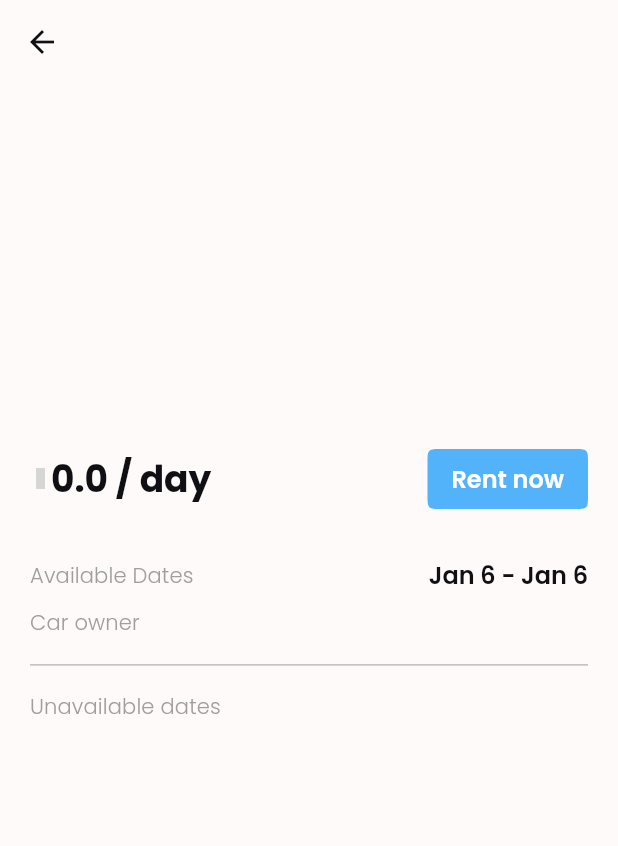
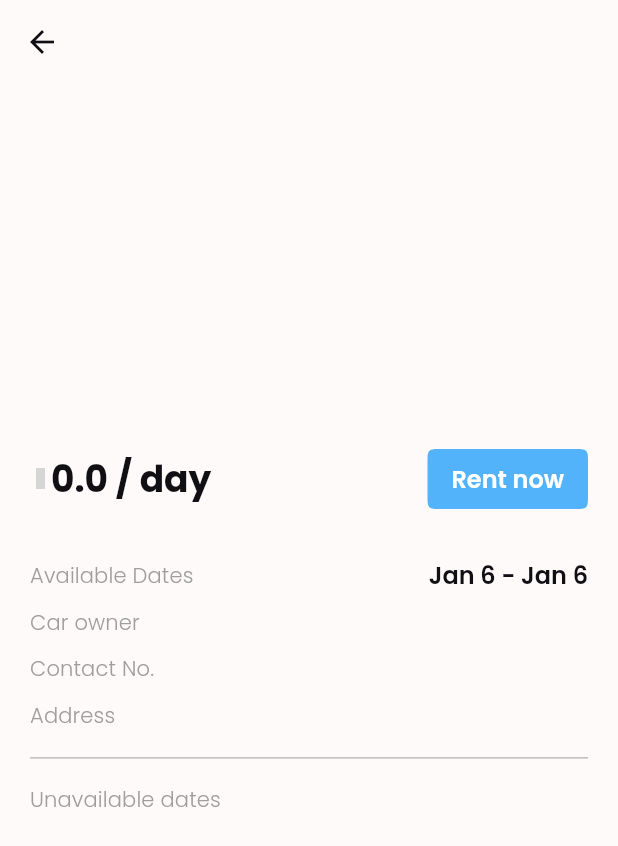
Before and after one commit to igotjulius/joiner_2, a Flutter app: the CarDetails screen opened directly with empty values, on a phone screen of 412 x 824 dp. Shown: the top 846 px of the screen. Run offline on Flutter 3.47's test engine with Material 3 defaults, Android fonts, the phone set to English and light mode, and no system bars; drawn by our look-alikes of carousel_slider; our stand-ins replace cached_network_image, dio, go_router, google_nav_bar, image_picker, material_design_icons_flutter and 3 more; missing offline and left inert: mapbox_gl; accounts and stored records are empty; generated files the repository leaves out were written again; project files that could hold a hidden picture were left out; grey boxes are pictures that could not be loaded.

Commit message:
Rentals and Car Widget Update

```diff
--- a/lib/controllers/cra_controller.dart
+++ b/lib/controllers/cra_controller.dart
@@ -167,6 +167,8 @@ class CraController extends Auth {
       licensePlate: car.licensePlate!,
       ownerId: car.ownerId!,
       ownerName: car.ownerName!,
+      location: car.location!,
+      contactNo: car.contactNo!,
       vehicleType: car.vehicleType,
       availability: car.availability,
       startDate: car.startDate.toString(),
--- a/lib/controllers/user_controller.dart
+++ b/lib/controllers/user_controller.dart
@@ -648,6 +648,8 @@ class UserController extends Auth {
         _currentUser.id,
         isCash ? 'cash' : 'online',
         licensePlate: carRental.licensePlate!,
+        location: carRental.location!,
+        contactNo: carRental.contactNo!,
         startRental: carRental.startRental!,
         endRental: carRental.endRental!,
         duration: carRental.duration!,
--- a/lib/models/car_model.dart
+++ b/lib/models/car_model.dart
@@ -7,6 +7,8 @@ class CarModel {
   final String? licensePlate;
   final String? ownerName;
   final String? ownerId;
+  final String? location;
+  final String? contactNo;
   final String vehicleType;
   final String availability;
   final DateTime startDate;
@@ -19,6 +21,8 @@ class CarModel {
     this.licensePlate,
     this.ownerId,
     this.ownerName,
+    this.location,
+    this.contactNo,
     required this.vehicleType,
     required this.availability,
     required this.startDate,
--- a/lib/models/car_rental_model.dart
+++ b/lib/models/car_rental_model.dart
@@ -5,12 +5,16 @@ part 'car_rental_model.g.dart';
 @JsonSerializable()
 class CarRentalModel {
 final String? licensePlate;
+final String? location;
+final String? contactNo;
 final String? startRental;
 final String? endRental;
 final int? duration;
 
   const CarRentalModel ({
     this.licensePlate,
+    this.location,
+    this.contactNo,
     this.startRental,
     this.endRental,
     this.duration,
--- a/lib/models/rental_model.dart
+++ b/lib/models/rental_model.dart
@@ -10,6 +10,8 @@ class RentalModel {
   final String? id;
   final String? licensePlate;
   final String? vehicleOwner;
+  final String? location;
+  final String? contactNo;
   final String? renterUserId;
   final String? renterName;
   final DateTime? startRental;
@@ -26,6 +28,8 @@ class RentalModel {
     this.id,
     this.licensePlate,
     this.vehicleOwner,
+    this.location,
+    this.contactNo,
     this.renterUserId,
     this.renterName,
     this.startRental,
--- a/lib/pages/cra/car/add_car/add_car_widget.dart
+++ b/lib/pages/cra/car/add_car/add_car_widget.dart
@@ -67,6 +67,8 @@ class _AddCarWidgetState extends State<AddCarWidget> {
                     ownerId: provider.profile.id!,
                     ownerName:
                         '${provider.profile.firstName} ${provider.profile.lastName}',
+                    location: provider.profile.address!,
+                    contactNo: provider.profile.contactNo!,
                     vehicleType: _vehicleTypeController.text,
                     availability: 'Available',
                     startDate: _datePicked!.start,
--- a/lib/pages/shared_pages/rentals/rental_details/rental_details_widget.dart
+++ b/lib/pages/shared_pages/rentals/rental_details/rental_details_widget.dart
@@ -82,11 +82,19 @@ class _RentalDetailsState extends State<RentalDetails> {
             Column(
               crossAxisAlignment: CrossAxisAlignment.start,
               children: [
+                label(
+                  isCra ? 'Renter\'s Name' : 'Vehicle Owner',
+                  isCra
+                      ? widget.rental!.renterName!
+                      : widget.rental!.vehicleOwner!,
+                ),
                 label('Payment Method',
                     widget.rental!.paymentId != null ? 'Online' : 'Cash'),
                 label('Rental Id', widget.rental!.id!),
                 if (widget.rental!.paymentId != null)
                   label('Payment Id', widget.rental!.paymentId!),
+                if (!isCra) label('Contact No', widget.rental!.contactNo!),
+                if (!isCra) label('Address', widget.rental!.location!),
                 timeline(),
               ].divide(
                 SizedBox(
--- a/lib/pages/user/rentals/car_booking/car_booking_widget.dart
+++ b/lib/pages/user/rentals/car_booking/car_booking_widget.dart
@@ -399,6 +399,8 @@ class _CarBookingWidgetState extends State<CarBookingWidget>
               showDialogLoading(context);
               final rental = CarRentalModel(
                 licensePlate: widget.car.licensePlate,
+                location: widget.car.location,
+                contactNo: widget.car.contactNo,
                 startRental: startDateConverted.toString(),
                 endRental: endDateConverted.toString(),
                 duration: _datePicked.duration.inDays,
--- a/lib/pages/user/rentals/car_details/car_details_widget.dart
+++ b/lib/pages/user/rentals/car_details/car_details_widget.dart
@@ -119,6 +119,32 @@ class _CarDetailsState extends State<CarDetails> {
                       ),
                     ],
                   ),
+                  Row(
+                    mainAxisAlignment: MainAxisAlignment.spaceBetween,
+                    children: [
+                      Text(
+                        'Contact No.',
+                        style: Theme.of(context).textTheme.titleSmall,
+                      ),
+                      Text(
+                        widget.car.contactNo!,
+                        style: Theme.of(context).textTheme.headlineSmall,
+                      ),
+                    ],
+                  ),
+                  Row(
+                    mainAxisAlignment: MainAxisAlignment.spaceBetween,
+                    children: [
+                      Text(
+                        'Address',
+                        style: Theme.of(context).textTheme.titleSmall,
+                      ),
+                      Text(
+                        widget.car.location!,
+                        style: Theme.of(context).textTheme.headlineSmall,
+                      ),
+                    ],
+                  ),
                   Divider(),
                   Text(
                     'Unavailable dates',
--- a/lib/service/api_service.dart
+++ b/lib/service/api_service.dart
@@ -264,6 +264,8 @@ abstract class ApiService {
     @Path('userId') String craUserId,
     @Query('method') String method, {
     @Part() required String licensePlate,
+    @Part() required String location,
+    @Part() required String contactNo,
     @Part() required String startRental,
     @Part() required String endRental,
     @Part() required int duration,
@@ -367,6 +369,8 @@ abstract class ApiService {
     @Part() required String licensePlate,
     @Part() required String ownerId,
     @Part() required String ownerName,
+    @Part() required String location,
+    @Part() required String contactNo,
     @Part() required String vehicleType,
     @Part() required String availability,
     @Part() required String startDate,
--- a/lib/widgets/molecules/cra_sign_up_mole.dart
+++ b/lib/widgets/molecules/cra_sign_up_mole.dart
@@ -114,6 +114,8 @@ class CraSignUpMoleModel {
       lastName: lNameController.text,
       email: emailController.text,
       password: passwordController.text,
+      address: addressController.text,
+      contactNo: contactController.text,
       vehicles: [],
       rentals: [],
     );
```
Also changed, not shown: lib/pages/shared_pages/rentals/rentals_widget.dart (+34 -7 lines).
